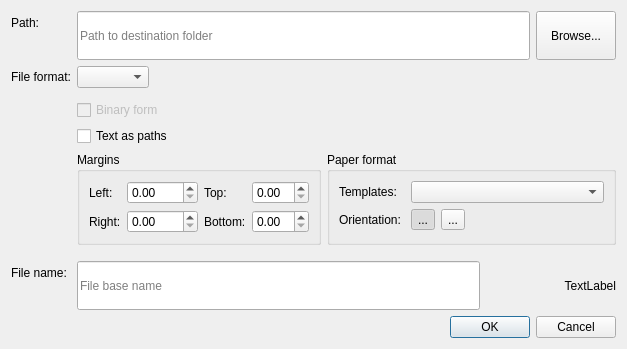
First picture: the form in src/app/seamly2d/dialogs/dialogsavelayout.ui, repository FashionFreedom/Seamly2D, before the edit.
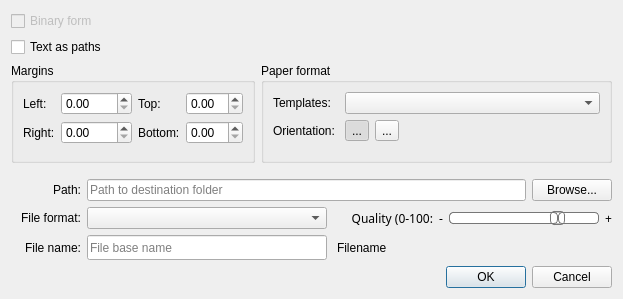
Second picture: the form after the edit. Icons and pictures are not drawn.

Commit message:
Export Draft Blocks
Resolves issue #84 /85. Adds ability to export the draft blocks in draft mode to SVG, PNG, JPG, BMP, or PPM. Also reorganizes the Export dialog for pattern pieces and layouts.

Diff of the .ui file:
```diff
--- a/src/app/seamly2d/dialogs/dialogsavelayout.ui
+++ b/src/app/seamly2d/dialogs/dialogsavelayout.ui
@@ -6,10 +6,15 @@
    <rect>
     <x>0</x>
     <y>0</y>
-    <width>627</width>
-    <height>349</height>
+    <width>623</width>
+    <height>299</height>
    </rect>
   </property>
+  <property name="font">
+   <font>
+    <pointsize>9</pointsize>
+   </font>
+  </property>
   <property name="windowTitle">
    <string>Save Layout</string>
   </property>
@@ -17,92 +22,8 @@
    <iconset resource="../../../libs/vmisc/share/resources/icon.qrc">
     <normaloff>:/icon/64x64/icon64x64.png</normaloff>:/icon/64x64/icon64x64.png</iconset>
   </property>
-  <layout class="QVBoxLayout" name="verticalLayout">
+  <layout class="QVBoxLayout" name="verticalLayout_3">
    <item>
-    <layout class="QFormLayout" name="formLayout">
-     <property name="sizeConstraint">
-      <enum>QLayout::SetDefaultConstraint</enum>
-     </property>
-     <property name="fieldGrowthPolicy">
-      <enum>QFormLayout::AllNonFixedFieldsGrow</enum>
-     </property>
-     <property name="labelAlignment">
-      <set>Qt::AlignLeading|Qt::AlignLeft|Qt::AlignVCenter</set>
-     </property>
-     <property name="formAlignment">
-      <set>Qt::AlignLeading|Qt::AlignLeft|Qt::AlignTop</set>
-     </property>
-     <item row="1" column="0">
-      <widget class="QLabel" name="label">
-       <property name="text">
-        <string>Path:</string>
-       </property>
-      </widget>
-     </item>
-     <item row="1" column="1">
-      <layout class="QHBoxLayout" name="horizontalLayout">
-       <item>
-        <widget class="QLineEdit" name="lineEditPath">
-         <property name="sizePolicy">
-          <sizepolicy hsizetype="Expanding" vsizetype="Expanding">
-           <horstretch>0</horstretch>
-           <verstretch>0</verstretch>
-          </sizepolicy>
-         </property>
-         <property name="toolTip">
-          <string>Destination folder</string>
-         </property>
-         <property name="placeholderText">
-          <string>Path to destination folder</string>
-         </property>
-        </widget>
-       </item>
-       <item>
-        <widget class="QPushButton" name="pushButtonBrowse">
-         <property name="sizePolicy">
-          <sizepolicy hsizetype="Preferred" vsizetype="Expanding">
-           <horstretch>0</horstretch>
-           <verstretch>0</verstretch>
-          </sizepolicy>
-         </property>
-         <property name="toolTip">
-          <string>Select path to destination folder</string>
-         </property>
-         <property name="text">
-          <string>Browse...</string>
-         </property>
-        </widget>
-       </item>
-      </layout>
-     </item>
-     <item row="2" column="0">
-      <widget class="QLabel" name="label_2">
-       <property name="text">
-        <string>File format:</string>
-       </property>
-      </widget>
-     </item>
-     <item row="2" column="1">
-      <widget class="QComboBox" name="comboBoxFormat">
-       <property name="sizePolicy">
-        <sizepolicy hsizetype="Fixed" vsizetype="Preferred">
-         <horstretch>0</horstretch>
-         <verstretch>0</verstretch>
-        </sizepolicy>
-       </property>
-      </widget>
-     </item>
-     <item row="4" column="1">
-      <layout class="QVBoxLayout" name="verticalLayout_2"/>
-     </item>
-     <item row="5" column="0">
-      <widget class="QLabel" name="label_4">
-       <property name="text">
-        <string/>
-       </property>
-      </widget>
-     </item>
-     <item row="5" column="1">
       <widget class="QCheckBox" name="checkBoxBinaryDXF">
        <property name="enabled">
         <bool>false</bool>
@@ -112,7 +33,7 @@
        </property>
       </widget>
      </item>
-     <item row="6" column="1">
+   <item>
       <widget class="QCheckBox" name="checkBoxTextAsPaths">
        <property name="enabled">
         <bool>true</bool>
@@ -122,23 +43,31 @@
        </property>
       </widget>
      </item>
-     <item row="7" column="1">
-      <layout class="QHBoxLayout" name="horizontalLayout_3">
+   <item>
+    <layout class="QFormLayout" name="formLayout">
        <property name="bottomMargin">
         <number>10</number>
        </property>
-       <item>
+     <item row="0" column="0">
         <widget class="QGroupBox" name="groupBoxMargins">
          <property name="enabled">
           <bool>true</bool>
          </property>
+       <property name="minimumSize">
+        <size>
+         <width>0</width>
+         <height>100</height>
+        </size>
+       </property>
          <property name="title">
           <string>Margins</string>
          </property>
          <property name="checkable">
           <bool>false</bool>
          </property>
-         <layout class="QHBoxLayout" name="horizontalLayout_6">
+       <layout class="QVBoxLayout" name="verticalLayout">
+        <item>
+         <layout class="QHBoxLayout" name="horizontalLayout_5">
           <item>
            <layout class="QFormLayout" name="formLayout_2">
             <item row="1" column="0">
@@ -195,37 +124,43 @@
            </layout>
           </item>
          </layout>
-        </widget>
-       </item>
-       <item>
+        </item>
+       </layout>
+      </widget>
+     </item>
+     <item row="0" column="1">
         <widget class="QGroupBox" name="groupBoxPaperFormat">
          <property name="enabled">
           <bool>true</bool>
          </property>
+       <property name="minimumSize">
+        <size>
+         <width>0</width>
+         <height>100</height>
+        </size>
+       </property>
          <property name="title">
           <string>Paper format</string>
          </property>
-         <layout class="QVBoxLayout" name="verticalLayout_3">
-          <item>
            <layout class="QFormLayout" name="formLayout_4">
-            <item row="1" column="0">
+        <item row="0" column="0">
              <widget class="QLabel" name="labelTemplates">
               <property name="text">
                <string>Templates: </string>
               </property>
              </widget>
             </item>
-            <item row="1" column="1">
+        <item row="0" column="1">
              <widget class="QComboBox" name="comboBoxTemplates"/>
             </item>
-            <item row="2" column="0">
+        <item row="1" column="0">
              <widget class="QLabel" name="label_5">
               <property name="text">
                <string>Orientation: </string>
               </property>
              </widget>
             </item>
-            <item row="2" column="1">
+        <item row="1" column="1">
              <layout class="QHBoxLayout" name="horizontalLayout_4">
               <item>
                <widget class="QToolButton" name="toolButtonPortrait">
@@ -280,32 +215,308 @@
              </layout>
             </item>
            </layout>
-          </item>
+      </widget>
+     </item>
+    </layout>
+   </item>
           <item>
-           <layout class="QHBoxLayout" name="horizontalLayout_5"/>
-          </item>
-         </layout>
+    <layout class="QVBoxLayout" name="verticalLayout_2">
+     <item>
+      <layout class="QHBoxLayout" name="horizontalLayout">
+       <item>
+        <widget class="QLabel" name="label">
+         <property name="minimumSize">
+          <size>
+           <width>70</width>
+           <height>0</height>
+          </size>
+         </property>
+         <property name="text">
+          <string>Path:</string>
+         </property>
+         <property name="alignment">
+          <set>Qt::AlignRight|Qt::AlignTrailing|Qt::AlignVCenter</set>
+         </property>
+        </widget>
+       </item>
+       <item>
+        <widget class="QLineEdit" name="lineEditPath">
+         <property name="sizePolicy">
+          <sizepolicy hsizetype="Expanding" vsizetype="Preferred">
+           <horstretch>0</horstretch>
+           <verstretch>0</verstretch>
+          </sizepolicy>
+         </property>
+         <property name="toolTip">
+          <string>Destination folder</string>
+         </property>
+         <property name="placeholderText">
+          <string>Path to destination folder</string>
+         </property>
+        </widget>
+       </item>
+       <item>
+        <widget class="QPushButton" name="pushButtonBrowse">
+         <property name="sizePolicy">
+          <sizepolicy hsizetype="Preferred" vsizetype="Preferred">
+           <horstretch>0</horstretch>
+           <verstretch>0</verstretch>
+          </sizepolicy>
+         </property>
+         <property name="toolTip">
+          <string>Select path to destination folder</string>
+         </property>
+         <property name="text">
+          <string>Browse...</string>
+         </property>
+        </widget>
+       </item>
+      </layout>
+     </item>
+     <item>
+      <layout class="QHBoxLayout" name="horizontalLayout_7">
+       <item>
+        <widget class="QLabel" name="label_2">
+         <property name="minimumSize">
+          <size>
+           <width>70</width>
+           <height>0</height>
+          </size>
+         </property>
+         <property name="text">
+          <string>File format:</string>
+         </property>
+         <property name="alignment">
+          <set>Qt::AlignRight|Qt::AlignTrailing|Qt::AlignVCenter</set>
+         </property>
         </widget>
        </item>
+       <item>
+        <widget class="QComboBox" name="comboBoxFormat">
+         <property name="sizePolicy">
+          <sizepolicy hsizetype="Fixed" vsizetype="Preferred">
+           <horstretch>0</horstretch>
+           <verstretch>0</verstretch>
+          </sizepolicy>
+         </property>
+         <property name="minimumSize">
+          <size>
+           <width>240</width>
+           <height>0</height>
+          </size>
+         </property>
+        </widget>
+       </item>
+       <item>
+        <spacer name="horizontalSpacer_2">
+         <property name="orientation">
+          <enum>Qt::Horizontal</enum>
+         </property>
+         <property name="sizeHint" stdset="0">
+          <size>
+           <width>40</width>
+           <height>20</height>
+          </size>
+         </property>
+        </spacer>
+       </item>
+       <item>
+        <widget class="QLabel" name="quality_Label">
+         <property name="minimumSize">
+          <size>
+           <width>90</width>
+           <height>0</height>
+          </size>
+         </property>
+         <property name="font">
+          <font>
+           <family>MS Shell Dlg 2 UI</family>
+           <pointsize>9</pointsize>
+          </font>
+         </property>
+         <property name="text">
+          <string>Quality (0-100:</string>
+         </property>
+         <property name="alignment">
+          <set>Qt::AlignRight|Qt::AlignTrailing|Qt::AlignVCenter</set>
+         </property>
+        </widget>
+       </item>
+       <item>
+        <widget class="QLabel" name="label_12">
+         <property name="maximumSize">
+          <size>
+           <width>10</width>
+           <height>16777215</height>
+          </size>
+         </property>
+         <property name="font">
+          <font>
+           <family>MS Shell Dlg 2 UI</family>
+           <pointsize>9</pointsize>
+          </font>
+         </property>
+         <property name="text">
+          <string>-</string>
+         </property>
+         <property name="alignment">
+          <set>Qt::AlignRight|Qt::AlignTrailing|Qt::AlignVCenter</set>
+         </property>
+         <property name="indent">
+          <number>0</number>
+         </property>
+        </widget>
+       </item>
+       <item>
+        <widget class="QSlider" name="exportQuality_Slider">
+         <property name="sizePolicy">
+          <sizepolicy hsizetype="Fixed" vsizetype="Preferred">
+           <horstretch>0</horstretch>
+           <verstretch>0</verstretch>
+          </sizepolicy>
+         </property>
+         <property name="minimumSize">
+          <size>
+           <width>150</width>
+           <height>22</height>
+          </size>
+         </property>
+         <property name="maximumSize">
+          <size>
+           <width>225</width>
+           <height>16777215</height>
+          </size>
+         </property>
+         <property name="styleSheet">
+          <string notr="true">QSlider::groove:horizontal {
+border: 1px solid #bbb;
+background: white;
+height: 10px;
+border-radius: 4px;
+}
+
+QSlider::sub-page:horizontal {
+background: qlineargradient(x1: 0, y1: 0,    x2: 0, y2: 1,
+stop: 0 #66e, stop: 1 #bbf);
+background: qlineargradient(x1: 0, y1: 0.2, x2: 1, y2: 1,
+stop: 0 #bbf, stop: 1 #55f);
+border: 1px solid #777;
+height: 10px;
+border-radius: 4px;
+}
+
+QSlider::add-page:horizontal {
+background: #fff;
+border: 1px solid #777;
+height: 10px;
+border-radius: 4px;
+}
+
+QSlider::handle:horizontal {
+background: qlineargradient(x1:0, y1:0, x2:1, y2:1,
+stop:0 #eee, stop:1 #ccc);
+border: 1px solid #777;
+width: 13px;
+margin-top: -2px;
+margin-bottom: -2px;
+border-radius: 4px;
+}
+
+QSlider::handle:horizontal:hover {
+background: qlineargradient(x1:0, y1:0, x2:1, y2:1,
+stop:0 #fff, stop:1 #ddd);
+border: 1px solid #444;
+border-radius: 4px;
+}
+
+QSlider::sub-page:horizontal:disabled {
+background: #bbb;
+border-color: #999;
+}
+
+QSlider::add-page:horizontal:disabled {
+background: #eee;
+border-color: #999;
+}
+
+QSlider::handle:horizontal:disabled {
+background: #eee;
+border: 1px solid #aaa;
+border-radius: 4px;
+}</string>
+         </property>
+         <property name="maximum">
+          <number>100</number>
+         </property>
+         <property name="value">
+          <number>75</number>
+         </property>
+         <property name="sliderPosition">
+          <number>75</number>
+         </property>
+         <property name="orientation">
+          <enum>Qt::Horizontal</enum>
+         </property>
+        </widget>
+       </item>
+       <item>
+        <widget class="QLabel" name="label_13">
+         <property name="maximumSize">
+          <size>
+           <width>10</width>
+           <height>16777215</height>
+          </size>
+         </property>
+         <property name="font">
+          <font>
+           <family>MS Shell Dlg 2 UI</family>
+           <pointsize>9</pointsize>
+          </font>
+         </property>
+         <property name="text">
+          <string>+</string>
+         </property>
+         <property name="alignment">
+          <set>Qt::AlignLeading|Qt::AlignLeft|Qt::AlignVCenter</set>
+         </property>
+        </widget>
+       </item>
       </layout>
      </item>
-     <item row="8" column="0">
+    </layout>
+   </item>
+   <item>
+    <layout class="QHBoxLayout" name="horizontalLayout_2">
+     <item>
       <widget class="QLabel" name="label_3">
+       <property name="minimumSize">
+        <size>
+         <width>70</width>
+         <height>0</height>
+        </size>
+       </property>
        <property name="text">
         <string>File name:</string>
        </property>
+       <property name="alignment">
+        <set>Qt::AlignRight|Qt::AlignTrailing|Qt::AlignVCenter</set>
+       </property>
       </widget>
      </item>
-     <item row="8" column="1">
-      <layout class="QHBoxLayout" name="horizontalLayout_2">
        <item>
         <widget class="QLineEdit" name="lineEditFileName">
          <property name="sizePolicy">
-          <sizepolicy hsizetype="Expanding" vsizetype="Expanding">
+        <sizepolicy hsizetype="Expanding" vsizetype="Preferred">
            <horstretch>0</horstretch>
            <verstretch>0</verstretch>
           </sizepolicy>
          </property>
+       <property name="minimumSize">
+        <size>
+         <width>240</width>
+         <height>0</height>
+        </size>
+       </property>
          <property name="toolTip">
           <string>File base name</string>
          </property>
@@ -314,23 +525,34 @@
          </property>
         </widget>
        </item>
+     <item>
+      <spacer name="horizontalSpacer_3">
+       <property name="orientation">
+        <enum>Qt::Horizontal</enum>
+       </property>
+       <property name="sizeHint" stdset="0">
+        <size>
+         <width>40</width>
+         <height>20</height>
+        </size>
+       </property>
+      </spacer>
+     </item>
        <item>
         <widget class="QLabel" name="labelExample">
          <property name="minimumSize">
           <size>
-           <width>130</width>
+         <width>275</width>
            <height>0</height>
           </size>
          </property>
          <property name="text">
-          <string notr="true">TextLabel</string>
+        <string notr="true">Filename</string>
          </property>
          <property name="alignment">
-          <set>Qt::AlignRight|Qt::AlignTrailing|Qt::AlignVCenter</set>
-         </property>
-        </widget>
-       </item>
-      </layout>
+        <set>Qt::AlignLeading|Qt::AlignLeft|Qt::AlignVCenter</set>
+       </property>
+      </widget>
      </item>
     </layout>
    </item>
```
Left out of the diff: 9 changed lines with no effect on the pictures. Lines whose indentation alone changed are shown as unchanged. The commit also changes 25 other files.
